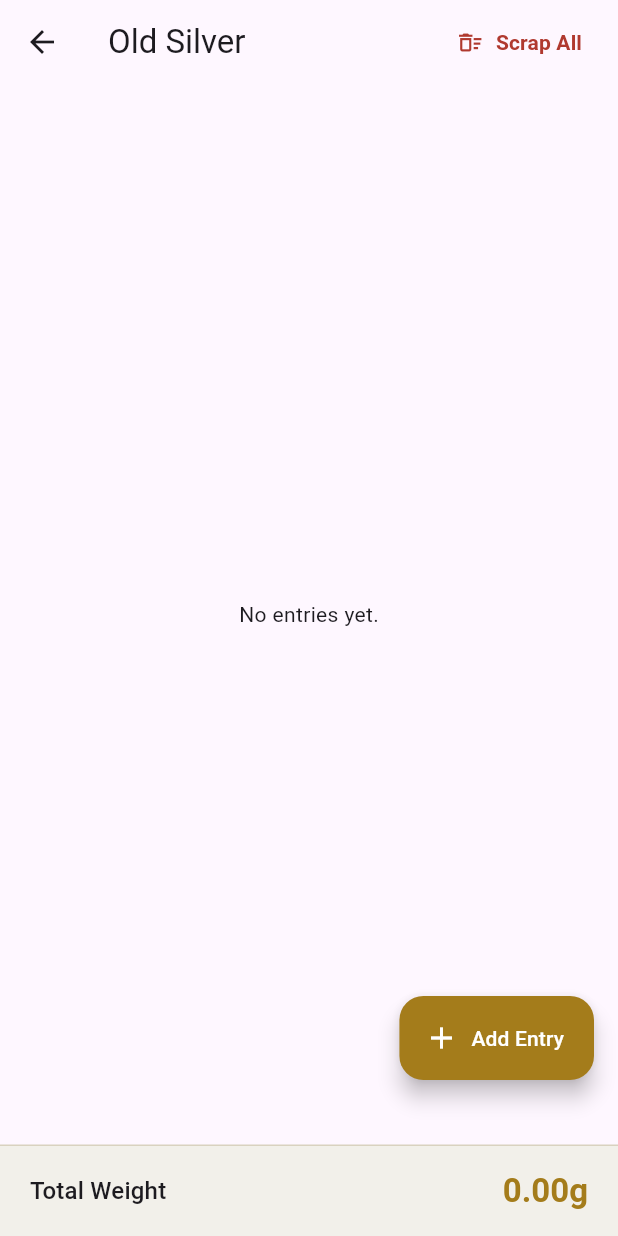
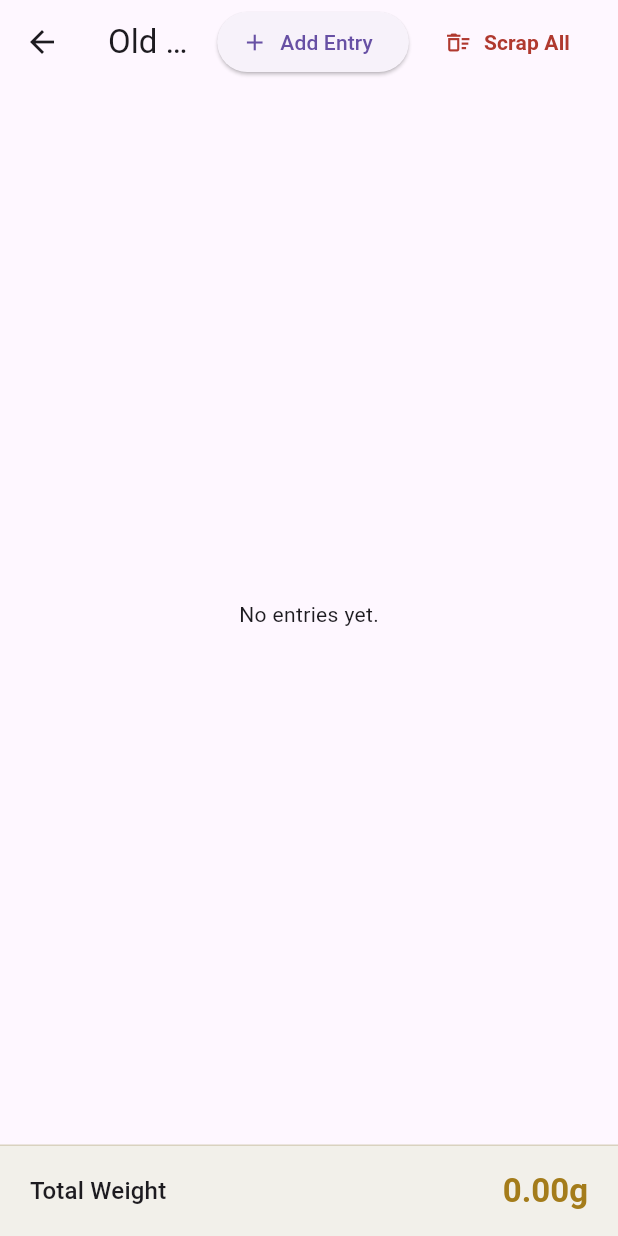
Before and after one commit to Suryaeshwaran/jewel_stock, a Flutter app: the OldSilverScreen screen opened directly, on a phone screen of 412 x 824 dp. Run offline on Flutter 3.47's test engine with Material 3 defaults, Android fonts, the phone set to English and light mode, and no system bars; our stand-ins replace drift, file_picker; accounts and stored records are empty; generated files the repository leaves out were written again.

```diff
--- a/lib/features/old_silver/presentation/screens/old_silver_screen.dart
+++ b/lib/features/old_silver/presentation/screens/old_silver_screen.dart
@@ -55,6 +55,12 @@ class OldSilverScreen extends StatelessWidget {
       appBar: AppBar(
         title: const Text('Old Silver'),
         actions: [
+          ElevatedButton.icon(
+            onPressed: () => _addEntry(context),
+            icon: const Icon(Icons.add, size: 18),
+            label: const Text('Add Entry'),
+          ),
+          const SizedBox(width: 12),
           TextButton.icon(
             onPressed: () => _scrapAll(context, db),
             icon: const Icon(Icons.delete_sweep_outlined, color: AppColors.statusScrapped),
@@ -63,22 +69,8 @@ class OldSilverScreen extends StatelessWidget {
               style: TextStyle(color: AppColors.statusScrapped, fontWeight: FontWeight.w600),
             ),
           ),
-          const SizedBox(width: 8),
+          const SizedBox(width: 16),
         ],
-      ),
-      // Lifted clear of the total-weight bar at the bottom of the body —
-      // previously the default (bottom-end) position sat directly on top
-      // of the total value text, making it look like the total wasn't
-      // rendering at all.
-      floatingActionButton: Padding(
-        padding: const EdgeInsets.only(bottom: 88),
-        child: FloatingActionButton.extended(
-          backgroundColor: AppColors.gold,
-          foregroundColor: AppColors.onGold,
-          icon: const Icon(Icons.add),
-          label: const Text('Add Entry'),
-          onPressed: () => _addEntry(context),
-        ),
       ),
       body: StreamBuilder<List<OldSilverEntry>>(
         stream: db.watchOldSilverEntries(),
```
